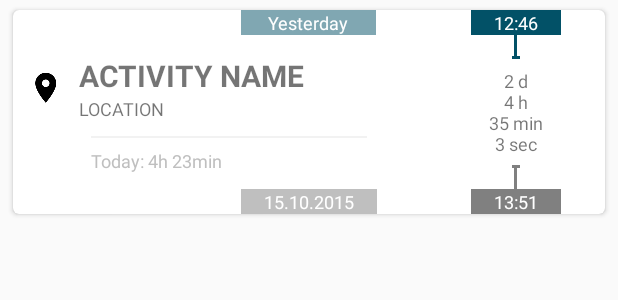
After one commit to mohoff/Zeiterfassung, an Android app: the layout fragment_overview_card_draft.xml on its own in the app's theme, with its tools: preview values and no code run, on a phone screen of 412 x 824 dp. The commit adds this screen. Shown: the top 300 px of the screen. Run offline under Robolectric (Android 15) with nearby library versions, the phone set to English and light mode, and no system bars.

Commit message:
Added layout elements for merging. Minor change

```diff
--- a/zeiterfassung/src/main/java/de/mohoff/zeiterfassung/GeneralHelper.java
+++ b/zeiterfassung/src/main/java/de/mohoff/zeiterfassung/GeneralHelper.java
@@ -160,13 +160,13 @@ public class GeneralHelper {
     public static void setupLocationCache(DatabaseHelper dbHelper){
         // Check if LocationCache is currently initialized.
         // If not, set parameters for LocationCache and eventually populate it with locs from DB dump.
-        if(LocationCache.getInstance().getPassiveCache() == null ||
+        /*if(LocationCache.getInstance().getPassiveCache() == null ||
                 LocationCache.getInstance().getPassiveCache().isEmpty()){
             LocationCache.getInstance().setParameters(LocationService.ACTIVE_CACHE_SIZE,
                     LocationService.PASSIVE_CACHE_SIZE,
                     LocationService.REGULAR_UPDATE_INTERVAL,
                     LocationService.INTERPOLATION_VARIANCE
-            );
+            );*/
             List<Loc> locs = dbHelper.getLocs(System.currentTimeMillis() - LocationService.REGULAR_UPDATE_INTERVAL * LocationService.PASSIVE_CACHE_SIZE);
             // Bring List into CircularFifoQueue
             CircularFifoQueue<Loc> tmp = new CircularFifoQueue<>(LocationService.PASSIVE_CACHE_SIZE);
@@ -174,7 +174,7 @@ public class GeneralHelper {
                 tmp.add(entry);
             }
             LocationCache.getInstance().setPassiveCache(tmp);
-        }
+
     }
 
     public static View getAlertDialogEditTextContainer(Context context, EditText et, String placeholder){
--- a/zeiterfassung/src/main/java/de/mohoff/zeiterfassung/database/DatabaseHelper.java
+++ b/zeiterfassung/src/main/java/de/mohoff/zeiterfassung/database/DatabaseHelper.java
@@ -372,7 +372,8 @@ public class DatabaseHelper extends OrmLiteSqliteOpenHelper {
             queryBuilder.where().eq("endtime", 0);
             PreparedQuery<Timeslot> preparedQuery = queryBuilder.prepare();
             return timeslotREDAO.query(preparedQuery).get(0);
-        } catch (SQLException | IndexOutOfBoundsException e){
+        } catch (Exception e){
+            // (SQLException | IndexOutOfBoundsException e)
             e.printStackTrace();
         }
         return null;
--- a/zeiterfassung/src/main/java/de/mohoff/zeiterfassung/datamodel/Loc.java
+++ b/zeiterfassung/src/main/java/de/mohoff/zeiterfassung/datamodel/Loc.java
@@ -117,7 +117,7 @@ public class Loc implements Parcelable{  //, daoClass = Loc.class)
         long timeToPersist = System.currentTimeMillis();
         result = new Loc(loc.getLatitude(), loc.getLongitude(), timeToPersist);
         if (loc.getAccuracy() > 0.0) {
-            result.setAccuracyMultiplier(LocationCache._getAccuracyMultiplier(loc.getAccuracy()));
+            result.setAccuracyMultiplier(LocationCache.getNormedAccuracyMultiplier(loc.getAccuracy()));
         }
         if (loc.hasAltitude()) {
             result.setAltitude((int) loc.getAltitude());
--- a/zeiterfassung/src/main/java/de/mohoff/zeiterfassung/datamodel/Timeslot.java
+++ b/zeiterfassung/src/main/java/de/mohoff/zeiterfassung/datamodel/Timeslot.java
@@ -188,8 +188,8 @@ public class Timeslot {
             durationInMinutes = minutes2 - minutes1;
         }
 
-        long days = durationInMinutes/(60*24);
-        long rest = durationInMinutes%(60*24);
+        long days = durationInMinutes / (60*24);
+        long rest = durationInMinutes % (60*24);
         long hours = rest/60;
         rest = rest%60;
         long minutes = rest;
--- a/zeiterfassung/src/main/java/de/mohoff/zeiterfassung/ui/MainActivity.java
+++ b/zeiterfassung/src/main/java/de/mohoff/zeiterfassung/ui/MainActivity.java
@@ -430,7 +430,8 @@ public class MainActivity extends AppCompatActivity implements NavigationDrawerL
             if(addToBackStack) {
                 ft.addToBackStack(backStateName);
             }
-            ft.commit();
+            //ft.commit();
+            ft.commitAllowingStateLoss();
         }
     }
 
--- /dev/null
+++ b/zeiterfassung/src/main/res/drawable/overview_connector_dot_greenish.xml
@@ -0,0 +1,10 @@
+<?xml version="1.0" encoding="utf-8"?>
+<shape
+    xmlns:android="http://schemas.android.com/apk/res/android"
+    android:shape="oval">
+    <solid
+        android:color="@color/greenish"/>
+    <size
+        android:width="12dp"
+        android:height="12dp"/>
+</shape>
--- /dev/null
+++ b/zeiterfassung/src/main/res/drawable/overview_connector_dot_grey.xml
@@ -0,0 +1,10 @@
+<?xml version="1.0" encoding="utf-8"?>
+<shape
+    xmlns:android="http://schemas.android.com/apk/res/android"
+    android:shape="oval">
+    <solid
+        android:color="@color/grey_50"/>
+    <size
+        android:width="12dp"
+        android:height="12dp"/>
+</shape>
--- /dev/null
+++ b/zeiterfassung/src/main/res/drawable/overview_connector_gradient.xml
@@ -0,0 +1,9 @@
+<?xml version="1.0" encoding="utf-8"?>
+<shape
+    xmlns:android="http://schemas.android.com/apk/res/android"
+    android:shape="rectangle">
+    <gradient
+        android:angle="90"
+        android:endColor="@color/grey_50"
+        android:startColor="@color/greenish"/>
+</shape>
--- a/zeiterfassung/src/main/res/layout/fragment_overview.xml
+++ b/zeiterfassung/src/main/res/layout/fragment_overview.xml
@@ -9,6 +9,7 @@
     <android.support.v7.widget.RecyclerView
         android:id="@+id/cardList"
         android:layout_width="match_parent"
-        android:layout_height="match_parent"/>
+        android:layout_height="match_parent"
+        android:clipChildren="false"/>
 
 </LinearLayout>
--- /dev/null
+++ b/zeiterfassung/src/main/res/layout/fragment_overview_card_draft.xml
@@ -0,0 +1,299 @@
+<RelativeLayout
+    xmlns:android="http://schemas.android.com/apk/res/android"
+    xmlns:card_view="http://schemas.android.com/apk/res-auto"
+    android:layout_height="wrap_content"
+    android:layout_width="wrap_content"
+    android:clipChildren="false"
+    android:clipToPadding="false">
+
+
+    <android.support.v7.widget.CardView
+        android:clipChildren="false"
+        android:clipToPadding="false"
+        android:id="@+id/card_view"
+        android:layout_width="fill_parent"
+        android:layout_height="wrap_content"
+        card_view:cardCornerRadius="4dp"
+        card_view:cardElevation="2dp"
+        card_view:cardUseCompatPadding="true"
+        card_view:cardBackgroundColor="#fff"
+        android:layout_marginTop="2dp"
+        android:layout_marginBottom="2dp"
+        android:layout_marginLeft="5dp"
+        android:layout_marginRight="5dp"
+        android:padding="0dp">
+
+        <!-- 70% width for activity, location, etc.
+             30% width for starttime, duration, endtime -->
+        <LinearLayout
+            android:id="@+id/linLayout"
+            android:orientation="horizontal"
+            android:layout_width="match_parent"
+            android:layout_height="wrap_content"
+            android:weightSum="1.0">
+            <LinearLayout
+                android:orientation="vertical"
+                android:layout_width="0dp"
+                android:layout_height="wrap_content"
+                android:layout_weight="0.7">
+                <RelativeLayout
+                    android:layout_width="wrap_content"
+                    android:layout_height="wrap_content"
+                    android:layout_margin="10dp"
+                    android:gravity="center_vertical"
+                    android:paddingBottom="20dp"
+                    android:paddingTop="20dp"
+                    android:id="@+id/leftPart">
+                    <ImageView
+                        android:id="@+id/icon"
+                        android:layout_width="wrap_content"
+                        android:layout_height="wrap_content"
+                        android:layout_centerVertical="true"
+                        android:src="@drawable/ic_location_on_black_24dp"
+                        android:tint="#22000000"/>
+                    <TextView
+                        android:id="@+id/activity"
+                        android:layout_width="wrap_content"
+                        android:layout_height="wrap_content"
+                        android:gravity="center_vertical"
+                        android:text="ACTIVITY NAME"
+                        android:maxWidth="200dp"
+                        android:textSize="20sp"
+                        android:textStyle="bold"
+                        android:layout_marginLeft="10dp"
+                        android:layout_toRightOf="@id/icon"
+                        android:layout_toEndOf="@id/icon"/>
+                    <TextView
+                        android:id="@+id/location"
+                        android:layout_width="wrap_content"
+                        android:layout_height="wrap_content"
+                        android:text="LOCATION"
+                        android:textSize="12sp"
+                        android:maxWidth="200dp"
+                        android:gravity="center_vertical"
+                        android:layout_below="@id/activity"
+                        android:layout_alignLeft="@+id/activity"/>
+                </RelativeLayout>
+                <RelativeLayout
+                    android:layout_width="wrap_content"
+                    android:layout_height="wrap_content"
+                    android:layout_marginLeft="10dp"
+                    android:layout_marginBottom="20dp"
+                    android:layout_marginTop="-20dp">
+                    <ImageView
+                        android:id="@+id/icon2"
+                        android:layout_width="wrap_content"
+                        android:layout_height="wrap_content"
+                        android:visibility="invisible"
+                        android:src="@drawable/ic_action_discard"/>
+                    <View
+                        android:layout_width="match_parent"
+                        android:layout_height="1dp"
+                        android:background="@color/grey_05"
+                        android:layout_marginLeft="10dp"
+                        android:layout_marginRight="40dp"
+                        android:layout_toRightOf="@id/icon2"/>
+                    <TextView
+                        android:id="@+id/textToday"
+                        android:layout_width="wrap_content"
+                        android:layout_height="wrap_content"
+                        android:paddingTop="8dp"
+                        android:layout_marginLeft="10dp"
+                        android:text="Today: 4h 23min"
+                        android:textSize="12sp"
+                        android:layout_toRightOf="@id/icon2"
+                        android:textColor="@color/grey_25"/>
+                </RelativeLayout>
+            </LinearLayout>
+            <LinearLayout
+                android:orientation="horizontal"
+                android:layout_width="0dp"
+                android:layout_height="fill_parent"
+                android:layout_weight="0.3"
+                android:gravity="center">
+                <RelativeLayout
+                    android:id="@+id/timeArea"
+                    android:layout_width="wrap_content"
+                    android:layout_height="fill_parent"
+                    android:orientation="vertical">
+                    <TextView
+                        android:id="@+id/endTime"
+                        android:layout_width="wrap_content"
+                        android:layout_height="wrap_content"
+                        android:layout_alignParentTop="true"
+                        android:gravity="center_horizontal"
+                        android:layout_centerHorizontal="true"
+                        android:paddingLeft="5dp"
+                        android:paddingRight="5dp"
+                        android:minWidth="60dp"
+                        android:text="12:46"
+                        android:textColor="@color/white"
+                        android:background="@color/greenish_100"
+                        android:singleLine="true"
+                        android:textSize="12sp"/>
+                    <TextView
+                        android:id="@+id/duration"
+                        android:layout_width="wrap_content"
+                        android:layout_height="wrap_content"
+                        android:layout_centerInParent="true"
+                        android:gravity="center_horizontal"
+                        android:text="2 d\n4 h\n35 min\n3 sec"
+                        android:paddingTop="6dp"
+                        android:paddingBottom="6dp"
+                        android:textSize="12sp"/>
+                    <TextView
+                        android:id="@+id/startTime"
+                        android:layout_width="wrap_content"
+                        android:layout_height="wrap_content"
+                        android:layout_alignParentBottom="true"
+                        android:gravity="center_horizontal"
+                        android:layout_centerHorizontal="true"
+                        android:paddingLeft="5dp"
+                        android:paddingRight="5dp"
+                        android:minWidth="60dp"
+                        android:text="13:51"
+                        android:textColor="@color/white"
+                        android:background="@color/grey_50"
+                        android:textSize="12sp"/>
+
+                    <!-- lines between starttime and duration -->
+                    <View
+                        android:layout_height="fill_parent"
+                        android:layout_width="2dp"
+                        android:layout_below="@id/endTime"
+                        android:layout_above="@id/duration"
+                        android:layout_centerHorizontal="true"
+                        android:background="@color/greenish_100"/>
+                    <View
+                        android:layout_height="2dp"
+                        android:layout_width="5dp"
+                        android:layout_above="@id/duration"
+                        android:layout_centerHorizontal="true"
+                        android:background="@color/greenish_100"/>
+
+                    <!-- lines between duration and endtime -->
+                    <View
+                        android:layout_height="fill_parent"
+                        android:layout_width="2dp"
+                        android:layout_below="@id/duration"
+                        android:layout_above="@id/startTime"
+                        android:layout_centerHorizontal="true"
+                        android:background="@color/grey_50"/>
+                    <View
+                        android:layout_height="2dp"
+                        android:layout_width="5dp"
+                        android:layout_below="@id/duration"
+                        android:layout_centerHorizontal="true"
+                        android:background="@color/grey_50"/>
+            </RelativeLayout>
+            </LinearLayout>
+        </LinearLayout>
+
+        <!-- start date -->
+        <TextView
+            android:id="@+id/endDate"
+            android:layout_width="wrap_content"
+            android:layout_height="wrap_content"
+            android:layout_gravity="center_horizontal|top"
+            android:text="Yesterday"
+            android:textSize="12sp"
+            android:singleLine="true"
+            android:textColor="@color/white"
+            android:gravity="center"
+            android:minWidth="90dp"
+            android:paddingLeft="15dp"
+            android:paddingRight="15dp"
+            android:background="@color/greenish_50"/>
+        <!-- end date -->
+        <TextView
+            android:id="@+id/startDate"
+            android:layout_width="wrap_content"
+            android:layout_height="wrap_content"
+            android:layout_gravity="center_horizontal|bottom"
+            android:layout_alignBottom="@+id/linLayout"
+            android:text="15.10.2015"
+            android:textSize="12sp"
+            android:gravity="center"
+            android:minWidth="90dp"
+            android:paddingLeft="15dp"
+            android:paddingRight="15dp"
+            android:textColor="@color/white"
+            android:background="@color/grey_25"/>
+
+
+
+        <!-- Top and bottom connector drawables -->
+        <RelativeLayout
+            android:layout_width="wrap_content"
+            android:layout_height="wrap_content"
+            android:clipChildren="false"
+            android:clipToPadding="false"
+            android:id="@+id/topConnectorPart"
+            android:visibility="invisible">
+            <View
+                android:id="@+id/topFillPart"
+                android:layout_height="6dp"
+                android:layout_width="8dp"
+                android:layout_alignParentRight="true"
+                android:layout_alignParentTop="true"
+                android:layout_marginRight="8dp"
+                android:background="@color/greenish"/>
+            <View
+                android:layout_height="14dp"
+                android:layout_width="8dp"
+                android:layout_alignParentTop="true"
+                android:layout_alignLeft="@id/topFillPart"
+                android:layout_marginTop="-14dp"
+                android:background="@drawable/overview_connector_gradient"/>
+            <View
+                android:layout_height="12dp"
+                android:layout_width="12dp"
+                android:layout_alignParentRight="true"
+                android:layout_alignParentTop="true"
+                android:layout_marginTop="2dp"
+                android:layout_marginRight="6dp"
+                android:background="@drawable/overview_connector_dot_greenish"/>
+        </RelativeLayout>
+
+        <RelativeLayout
+            android:layout_width="wrap_content"
+            android:layout_height="wrap_content"
+            android:id="@+id/bottomConnectorPart"
+            android:layout_gravity="bottom"
+            android:visibility="invisible">
+            <View
+                android:layout_height="6dp"
+                android:layout_width="8dp"
+                android:layout_alignParentRight="true"
+                android:layout_marginTop="8dp"
+                android:layout_marginRight="8dp"
+                android:background="@color/grey_50"/>
+            <View
+                android:layout_height="12dp"
+                android:layout_width="12dp"
+                android:layout_alignParentRight="true"
+                android:layout_marginRight="6dp"
+                android:background="@drawable/overview_connector_dot_grey"/>
+
+        </RelativeLayout>
+    </android.support.v7.widget.CardView>
+
+
+
+    <!--
+    <View
+        android:layout_height="12dp"
+        android:layout_width="60dp"
+        android:layout_alignParentRight="true"
+        android:layout_alignParentTop="true"
+        android:layout_marginTop="-6dp"
+        android:layout_marginRight="30dp"
+        android:background="@drawable/overview_connector_gradient"/>
+    -->
+
+
+
+
+
+
+</RelativeLayout>
```
Also changed, not shown: zeiterfassung/src/main/java/de/mohoff/zeiterfassung/datamodel/LocationCache.java (+97 -50 lines), zeiterfassung/src/main/java/de/mohoff/zeiterfassung/locationservice/LocationService.java (+26 -17 lines), zeiterfassung/src/main/java/de/mohoff/zeiterfassung/ui/AdapterOverview.java (+89 -5 lines), zeiterfassung/src/main/res/layout/fragment_overview_card.xml (line endings or trailing spaces).
